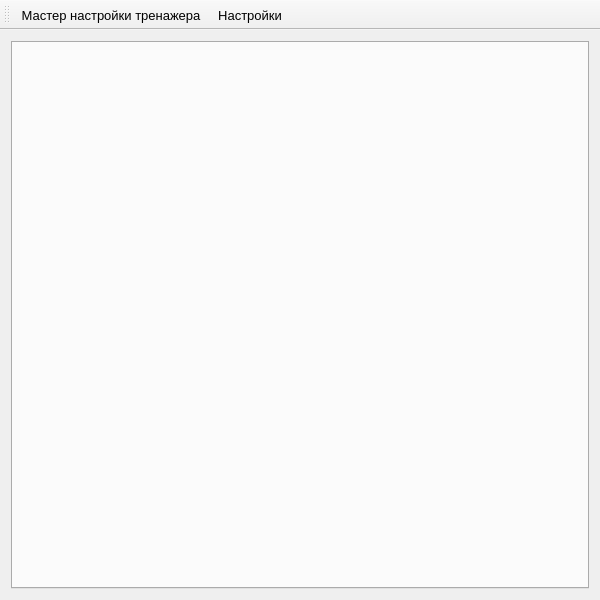
The window that control/mainwindow.ui (TheMrButcher/offline-mentor) describes before a commit, drawn with Qt 5.
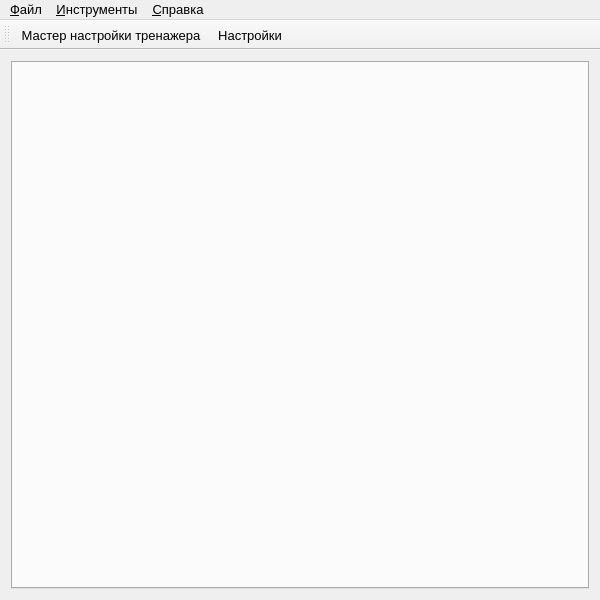
The same window after the commit. Icons and pictures are not drawn.

Diff of the .ui file:
```diff
--- a/control/mainwindow.ui
+++ b/control/mainwindow.ui
@@ -42,13 +42,45 @@
    <addaction name="trainingCreationWizardAction"/>
    <addaction name="settingsAction"/>
   </widget>
+  <widget class="QMenuBar" name="menuBar">
+   <property name="geometry">
+    <rect>
+     <x>0</x>
+     <y>0</y>
+     <width>600</width>
+     <height>20</height>
+    </rect>
+   </property>
+   <widget class="QMenu" name="menu">
+    <property name="title">
+     <string>&amp;Файл</string>
+    </property>
+    <addaction name="exitAction"/>
+   </widget>
+   <widget class="QMenu" name="menu_2">
+    <property name="title">
+     <string>&amp;Инструменты</string>
+    </property>
+    <addaction name="trainingCreationWizardAction"/>
+    <addaction name="settingsAction"/>
+   </widget>
+   <widget class="QMenu" name="menu_3">
+    <property name="title">
+     <string>&amp;Справка</string>
+    </property>
+    <addaction name="aboutAction"/>
+   </widget>
+   <addaction name="menu"/>
+   <addaction name="menu_2"/>
+   <addaction name="menu_3"/>
+  </widget>
   <action name="settingsAction">
    <property name="icon">
     <iconset resource="resources.qrc">
      <normaloff>:/icons/settings.png</normaloff>:/icons/settings.png</iconset>
    </property>
    <property name="text">
-    <string>Настройки</string>
+    <string>&amp;Настройки</string>
    </property>
    <property name="toolTip">
     <string>Настройки</string>
@@ -60,7 +92,7 @@
      <normaloff>:/icons/wizard_new.png</normaloff>:/icons/wizard_new.png</iconset>
    </property>
    <property name="text">
-    <string>Мастер настройки тренажера</string>
+    <string>Мастер настройки &amp;тренажера</string>
    </property>
    <property name="toolTip">
     <string>Мастер настройки тренажера</string>
```
Left out of the diff: 27 changed lines with no effect on the pictures.
